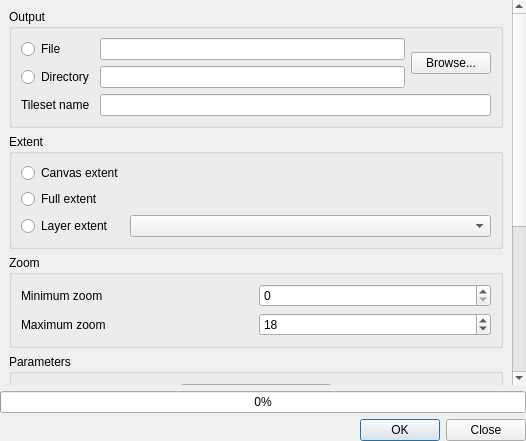
Above: ui/qtilesdialogbase.ui from nextgis/qgis_qtiles before the change. Below: the same form after it.
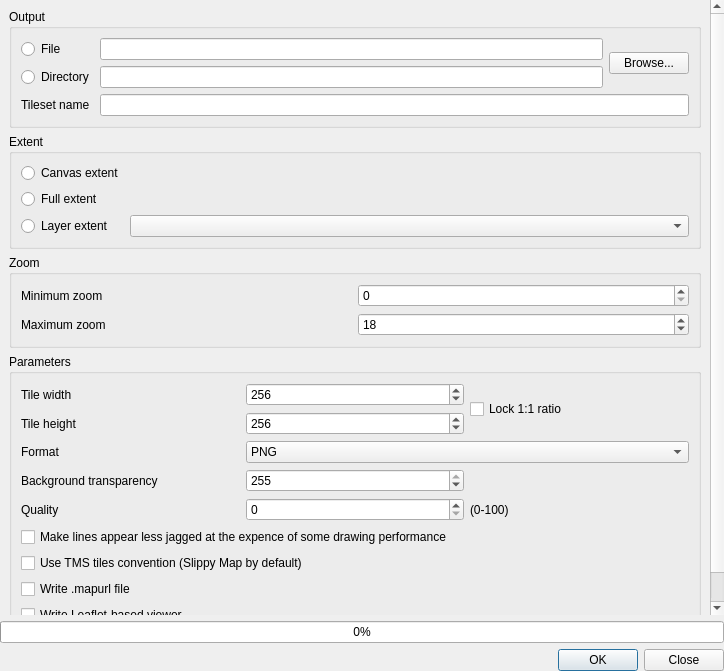
That is the form after the change. Custom widgets are drawn as their Qt base class.

Commit message: Fix 45 Fix 39 Show the previously selected directory in Directory input field

The edit to the form file:
```diff
--- a/ui/qtilesdialogbase.ui
+++ b/ui/qtilesdialogbase.ui
@@ -6,10 +6,16 @@
    <rect>
     <x>0</x>
     <y>0</y>
-    <width>526</width>
-    <height>441</height>
+    <width>724</width>
+    <height>671</height>
    </rect>
   </property>
+  <property name="sizePolicy">
+   <sizepolicy hsizetype="Expanding" vsizetype="Preferred">
+    <horstretch>0</horstretch>
+    <verstretch>0</verstretch>
+   </sizepolicy>
+  </property>
   <property name="windowTitle">
    <string>QTiles</string>
   </property>
@@ -29,9 +35,9 @@
       <property name="geometry">
        <rect>
         <x>0</x>
-        <y>-197</y>
-        <width>510</width>
-        <height>600</height>
+        <y>0</y>
+        <width>724</width>
+        <height>607</height>
        </rect>
       </property>
       <layout class="QVBoxLayout" name="verticalLayout_2">
```
Left out of the diff: 6 changed lines with no effect on the pictures. The commit also changes 2 other files.
